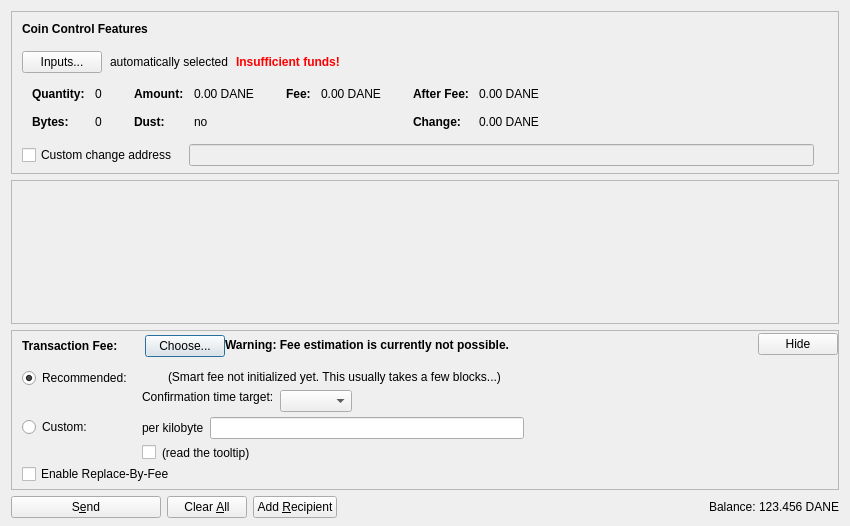
Before: the Qt Designer form src/qt/forms/sendcoinsdialog.ui in danecoin/Danecoin, drawn with Qt 5.
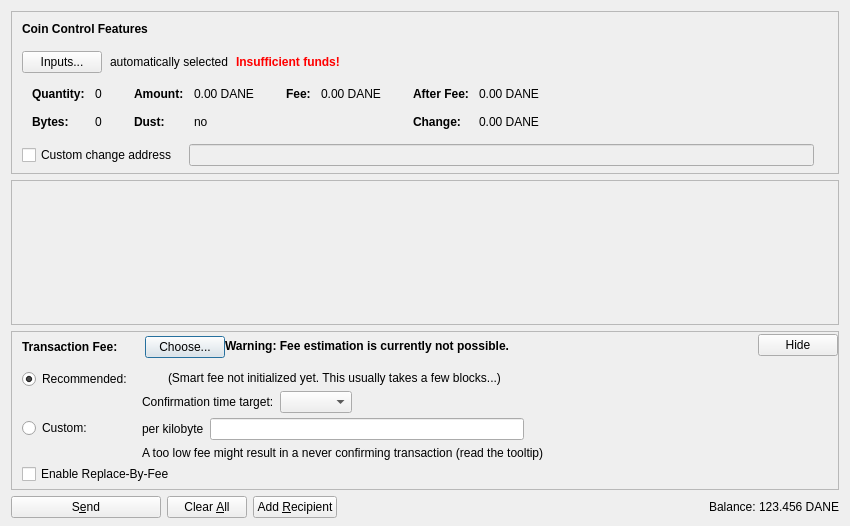
After: the same form once the commit is applied. Icons and pictures are not drawn. Custom widgets are drawn as their Qt base class.

```diff
--- a/src/qt/forms/sendcoinsdialog.ui
+++ b/src/qt/forms/sendcoinsdialog.ui
@@ -878,17 +878,7 @@
                <item>
                 <layout class="QHBoxLayout" name="horizontalLayoutFee8">
                  <item>
-                  <widget class="QCheckBox" name="checkBoxMinimumFee">
-                   <property name="toolTip">
-                    <string>Paying only the minimum fee is just fine as long as there is less transaction volume than space in the blocks. But be aware that this can end up in a never confirming transaction once there is more demand for danecoin transactions than the network can process.</string>
-                   </property>
-                   <property name="text">
-                    <string/>
-                   </property>
-                  </widget>
-                 </item>
-                 <item>
-                  <widget class="QLabel" name="labelMinFeeWarning">
+                  <widget class="QLabel" name="labelCustomFeeWarning">
                    <property name="enabled">
                     <bool>true</bool>
                    </property>
@@ -896,10 +886,7 @@
                     <string>Paying only the minimum fee is just fine as long as there is less transaction volume than space in the blocks. But be aware that this can end up in a never confirming transaction once there is more demand for danecoin transactions than the network can process.</string>
                    </property>
                    <property name="text">
-                    <string>(read the tooltip)</string>
-                   </property>
-                   <property name="margin">
-                    <number>5</number>
+                    <string>A too low fee might result in a never confirming transaction (read the tooltip)</string>
                    </property>
                   </widget>
                  </item>
@@ -992,9 +979,6 @@
                    <property name="text">
                     <string/>
                    </property>
-                   <property name="margin">
-                    <number>2</number>
-                   </property>
                   </widget>
                  </item>
                  <item>
@@ -1009,9 +993,6 @@
                    <property name="text">
                     <string>(Smart fee not initialized yet. This usually takes a few blocks...)</string>
                    </property>
-                   <property name="margin">
-                    <number>2</number>
-                   </property>
                   </widget>
                  </item>
                  <item>
@@ -1038,24 +1019,8 @@
                      <property name="text">
                       <string>Confirmation time target:</string>
                      </property>
-                     <property name="margin">
-                      <number>2</number>
-                     </property>
                     </widget>
                    </item>
-                   <item>
-                    <spacer name="verticalSpacer_3">
-                     <property name="orientation">
-                      <enum>Qt::Vertical</enum>
-                     </property>
-                     <property name="sizeHint" stdset="0">
-                      <size>
-                       <width>1</width>
-                       <height>1</height>
-                      </size>
-                     </property>
-                    </spacer>
-                   </item>
                   </layout>
                  </item>
                  <item>
```
Left out of the diff: 6 changed lines with no effect on the pictures.
